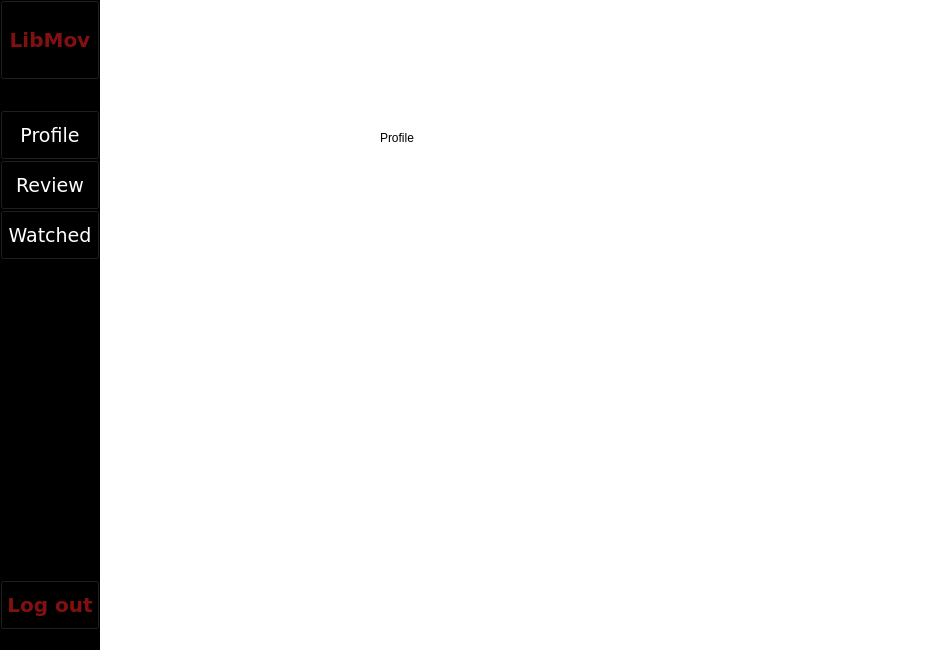
Old version of the form ProfilePageUi.ui in the repository gkasita/LibMov_SEP.
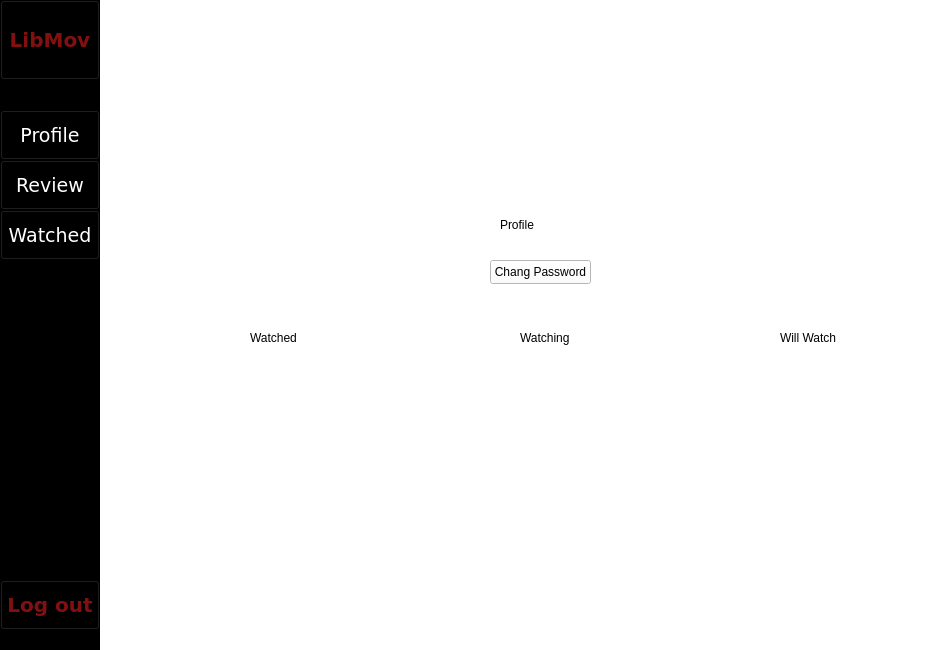
New version of the form.

The edit to the form file:
```diff
--- a/ProfilePageUi.ui
+++ b/ProfilePageUi.ui
@@ -235,16 +235,68 @@
   <widget class="QLabel" name="label">
    <property name="geometry">
     <rect>
-     <x>380</x>
-     <y>130</y>
-     <width>58</width>
-     <height>16</height>
+     <x>500</x>
+     <y>200</y>
+     <width>200</width>
+     <height>50</height>
     </rect>
    </property>
    <property name="text">
     <string>Profile</string>
    </property>
   </widget>
+  <widget class="QPushButton" name="button">
+   <property name="geometry">
+    <rect>
+     <x>490</x>
+     <y>260</y>
+     <width>101</width>
+     <height>24</height>
+    </rect>
+   </property>
+   <property name="text">
+    <string>Chang Password</string>
+   </property>
+  </widget>
+  <widget class="QLabel" name="label_2">
+   <property name="geometry">
+    <rect>
+     <x>250</x>
+     <y>330</y>
+     <width>49</width>
+     <height>16</height>
+    </rect>
+   </property>
+   <property name="text">
+    <string>Watched</string>
+   </property>
+  </widget>
+  <widget class="QLabel" name="label_3">
+   <property name="geometry">
+    <rect>
+     <x>520</x>
+     <y>330</y>
+     <width>49</width>
+     <height>16</height>
+    </rect>
+   </property>
+   <property name="text">
+    <string>Watching</string>
+   </property>
+  </widget>
+  <widget class="QLabel" name="label_4">
+   <property name="geometry">
+    <rect>
+     <x>780</x>
+     <y>330</y>
+     <width>61</width>
+     <height>16</height>
+    </rect>
+   </property>
+   <property name="text">
+    <string>Will Watch</string>
+   </property>
+  </widget>
  </widget>
  <resources/>
  <connections/>
```
Left out of the diff: 6 changed lines with no effect on the pictures.
